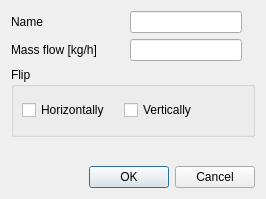
The window that trnsysGUI/pumpsAndTaps/_dialog.ui (SPF-OST/pytrnsys_gui) describes before a commit, drawn with Qt 5.
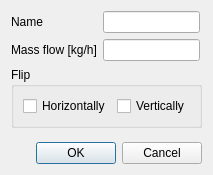
The same window after the commit.

Commit message: Improve layout of pump dialog.

Diff of the .ui file:
```diff
--- a/trnsysGUI/pumpsAndTaps/_dialog.ui
+++ b/trnsysGUI/pumpsAndTaps/_dialog.ui
@@ -6,8 +6,8 @@
    <rect>
     <x>0</x>
     <y>0</y>
-    <width>266</width>
-    <height>199</height>
+    <width>209</width>
+    <height>175</height>
    </rect>
   </property>
   <property name="windowTitle">
@@ -76,64 +76,54 @@
     <layout class="QHBoxLayout" name="horizontalLayout_2">
      <item>
       <widget class="QGroupBox" name="groupBox">
-       <property name="sizePolicy">
-        <sizepolicy hsizetype="Preferred" vsizetype="MinimumExpanding">
-         <horstretch>0</horstretch>
-         <verstretch>0</verstretch>
-        </sizepolicy>
-       </property>
-       <property name="minimumSize">
-        <size>
-         <width>240</width>
-         <height>70</height>
-        </size>
-       </property>
        <property name="title">
         <string>Flip</string>
        </property>
-       <widget class="QWidget" name="">
-        <property name="geometry">
-         <rect>
-          <x>11</x>
-          <y>30</y>
-          <width>197</width>
-          <height>26</height>
-         </rect>
-        </property>
-        <layout class="QGridLayout" name="gridLayout_2">
-         <item row="0" column="0">
+       <property name="flat">
+        <bool>false</bool>
+       </property>
+       <layout class="QHBoxLayout" name="horizontalLayout_3">
+        <item>
           <widget class="QCheckBox" name="flipHorizontallyCheckBox">
+          <property name="sizePolicy">
+           <sizepolicy hsizetype="Minimum" vsizetype="Fixed">
+            <horstretch>0</horstretch>
+            <verstretch>0</verstretch>
+           </sizepolicy>
+          </property>
+          <property name="minimumSize">
+           <size>
+            <width>0</width>
+            <height>0</height>
+           </size>
+          </property>
            <property name="text">
             <string>Horizontally</string>
            </property>
           </widget>
          </item>
-         <item row="0" column="1">
+        <item>
           <widget class="QCheckBox" name="flipVerticallyCheckBox">
            <property name="text">
             <string>Vertically</string>
            </property>
           </widget>
          </item>
-        </layout>
-       </widget>
-      </widget>
-     </item>
      <item>
       <spacer name="horizontalSpacer_2">
        <property name="orientation">
         <enum>Qt::Horizontal</enum>
        </property>
-       <property name="sizeType">
-        <enum>QSizePolicy::Preferred</enum>
-       </property>
        <property name="sizeHint" stdset="0">
         <size>
-         <width>0</width>
+            <width>14</width>
          <height>20</height>
         </size>
        </property>
       </spacer>
+        </item>
+       </layout>
+      </widget>
      </item>
     </layout>
    </item>
@@ -145,7 +135,7 @@
      <property name="sizeHint" stdset="0">
       <size>
        <width>20</width>
-       <height>1</height>
+       <height>3</height>
       </size>
      </property>
     </spacer>
```
Lines whose indentation alone changed are shown as unchanged.
